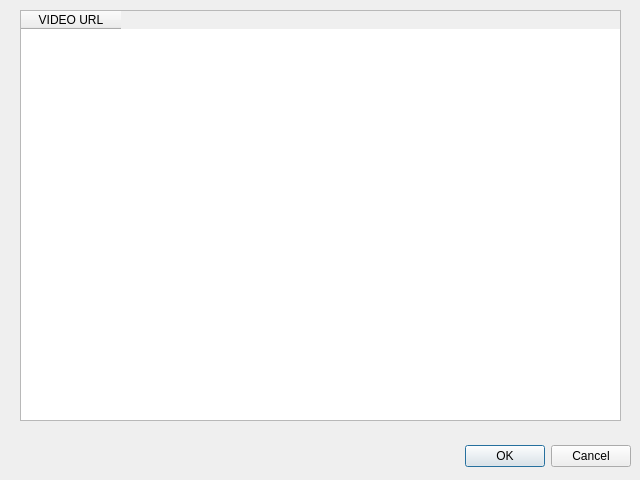
This is common/chncfgdialog.ui in MR-ACC/IDS-Client as Qt 5 draws it before an edit. The edited form follows.
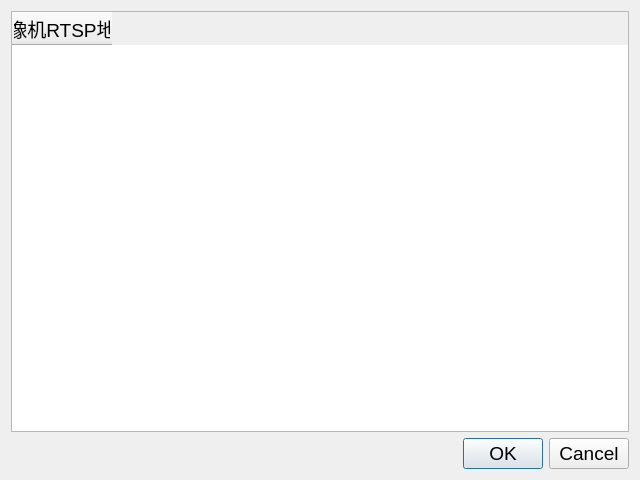
This is the edited form.

Commit message: set font size to 14. ids_server is ok.

What changed in the file:
```diff
--- a/common/chncfgdialog.ui
+++ b/common/chncfgdialog.ui
@@ -10,18 +10,26 @@
     <height>480</height>
    </rect>
   </property>
+  <property name="font">
+   <font>
+    <pointsize>14</pointsize>
+   </font>
+  </property>
   <property name="windowTitle">
    <string>Dialog</string>
   </property>
+  <layout class="QGridLayout" name="gridLayout">
+   <item row="0" column="0">
+    <widget class="QTableWidget" name="tableWidget">
+     <column>
+      <property name="text">
+       <string>摄像机RTSP地址</string>
+      </property>
+     </column>
+    </widget>
+   </item>
+   <item row="1" column="0">
   <widget class="QDialogButtonBox" name="buttonBox">
-   <property name="geometry">
-    <rect>
-     <x>10</x>
-     <y>440</y>
-     <width>621</width>
-     <height>32</height>
-    </rect>
-   </property>
    <property name="orientation">
     <enum>Qt::Horizontal</enum>
    </property>
@@ -29,21 +37,8 @@
     <set>QDialogButtonBox::Cancel|QDialogButtonBox::Ok</set>
    </property>
   </widget>
-  <widget class="QTableWidget" name="tableWidget">
-   <property name="geometry">
-    <rect>
-     <x>20</x>
-     <y>10</y>
-     <width>601</width>
-     <height>411</height>
-    </rect>
-   </property>
-   <column>
-    <property name="text">
-     <string>VIDEO URL</string>
-    </property>
-   </column>
-  </widget>
+   </item>
+  </layout>
  </widget>
  <resources/>
  <connections>
```
Left out of the diff: 2 changed lines with no effect on the pictures. Lines whose indentation alone changed are shown as unchanged. The commit also changes 9 other files.
